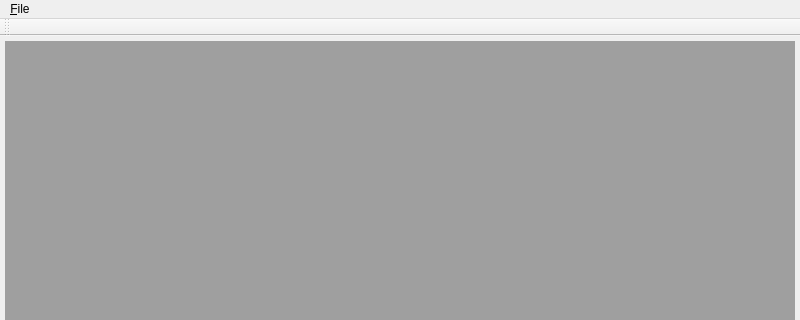
GCodeProjects/GCodeWorkShop, file src/commapp.ui: the form before one commit; both pictures show x 0 to 800 and y 0 to 320 of the 800 by 600 pixel window.
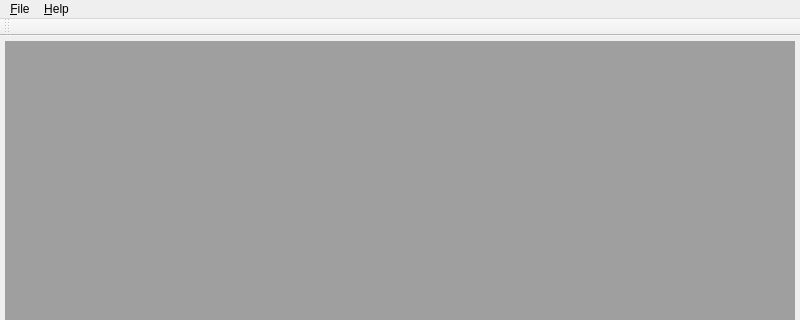
The form after the commit. Icons and pictures are not drawn.

What changed in the file:
```diff
--- a/src/commapp.ui
+++ b/src/commapp.ui
@@ -77,7 +77,13 @@
      <string>&amp;File</string>
     </property>
    </widget>
+   <widget class="QMenu" name="menu_Help">
+    <property name="title">
+     <string>&amp;Help</string>
+    </property>
+   </widget>
    <addaction name="menu_File"/>
+   <addaction name="menu_Help"/>
   </widget>
   <widget class="QStatusBar" name="statusbar"/>
   <widget class="QToolBar" name="toolBar">
```
Left out of the diff: 1 changed line with no effect on the pictures.
